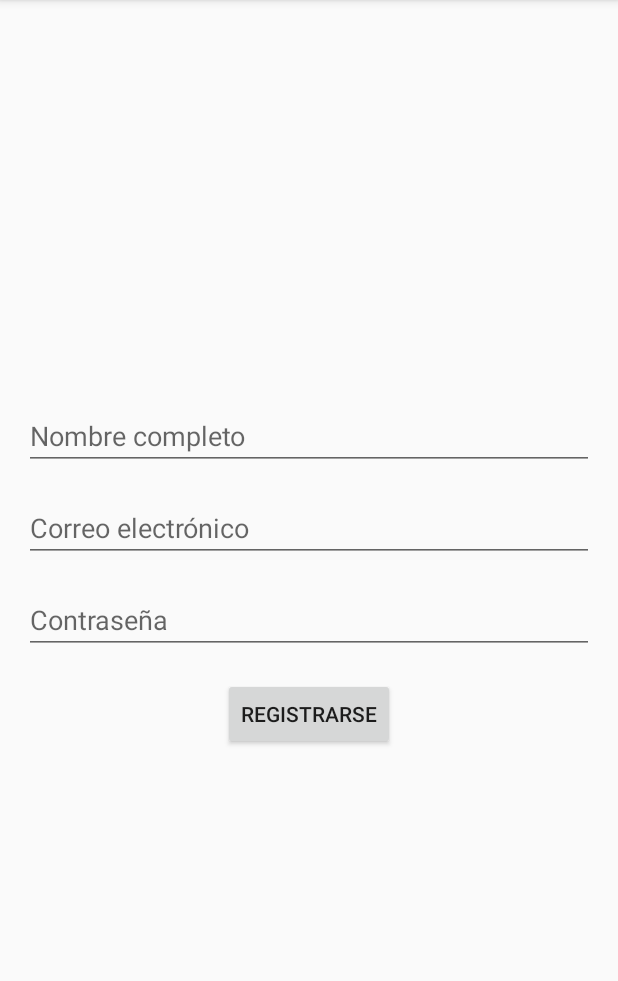
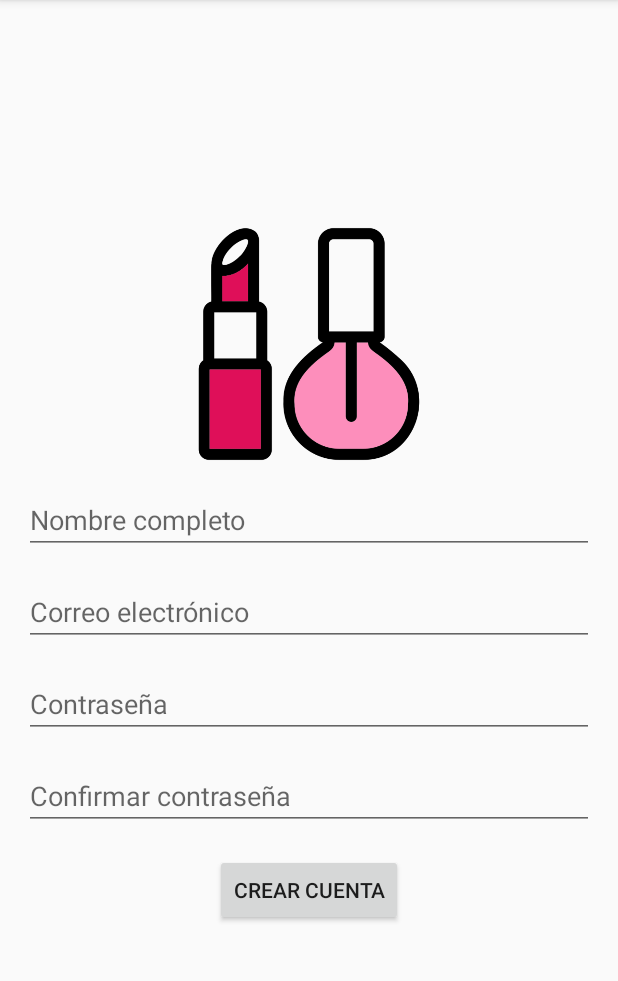
Before and after one commit to Anne0w0/Proyecto_Integral, an Android app: the RegistroFragment screen opened through its navigation route, on a phone screen of 412 x 824 dp, the part 84-1065 px from its top. Run offline under Robolectric (Android 15) with nearby library versions, the phone set to English and light mode, and no system bars; our stand-ins replace Firebase (no records; nobody signed in at launch, a user with empty details on screens opened directly).

Commit message:
segundo avance

```diff
--- a/AppStore/app/src/main/java/com/example/appstore/RegistroFragment.kt
+++ b/AppStore/app/src/main/java/com/example/appstore/RegistroFragment.kt
@@ -6,16 +6,36 @@ import android.view.LayoutInflater
 import android.view.View
 import android.view.ViewGroup
 import android.widget.Button
+import android.widget.EditText
+import android.widget.Toast
 import androidx.navigation.fragment.findNavController
+import com.google.firebase.auth.FirebaseAuth
+import com.google.firebase.auth.ktx.auth
+import com.google.firebase.ktx.Firebase
 
 
 class RegistroFragment : Fragment(R.layout.fragment_registro) {
+    private lateinit var firebaseAuth: FirebaseAuth
     override fun onViewCreated(view: View, savedInstanceState: Bundle?) {
         super.onViewCreated(view, savedInstanceState)
 
+        val txtName = requireView().findViewById<EditText>(R.id.txtName)
+        val txtEmail = requireView().findViewById<EditText>(R.id.txtEmail)
+        val txtPass1 = requireView().findViewById<EditText>(R.id.txtPass)
+        val txtPass2 = requireView().findViewById<EditText>(R.id.txtConfPass)
         val btnReg = requireView().findViewById<Button>(R.id.btnReg)
 
+        firebaseAuth = Firebase.auth
+
         btnReg.setOnClickListener {
+
+            var pass1 = txtPass1.text.toString()
+            var pass2 = txtPass2.text.toString()
+            if (pass1.equals(pass2)){
+
+            }else{
+                //Toast.makeText(baseContext, "Error: los passwords no coinciden")
+            }
             findNavController().navigate(R.id.action_registroFragment_to_loginFragment)
         }
     }
--- a/AppStore/app/src/main/res/layout/fragment_registro.xml
+++ b/AppStore/app/src/main/res/layout/fragment_registro.xml
@@ -3,17 +3,26 @@
     xmlns:tools="http://schemas.android.com/tools"
     android:layout_width="match_parent"
     android:layout_height="match_parent"
+    xmlns:app="http://schemas.android.com/apk/res-auto"
     tools:context=".RegistroFragment">
 
-    <LinearLayout xmlns:android="http://schemas.android.com/apk/res/android"
+    <LinearLayout
         android:layout_width="match_parent"
         android:layout_height="match_parent"
         android:orientation="vertical"
         android:gravity="center"
         android:padding="16dp">
 
+        <ImageView
+            android:layout_width="172dp"
+            android:layout_height="157dp"
+            android:layout_marginBottom="16dp"
+            android:contentDescription="logo Icon"
+            app:srcCompat="@drawable/belleza" />
+
+
         <EditText
-            android:id="@+id/editTextFullName"
+            android:id="@+id/txtName"
             android:layout_width="match_parent"
             android:layout_height="wrap_content"
             android:hint="Nombre completo"
@@ -21,7 +30,7 @@
             android:layout_marginBottom="16dp" />
 
         <EditText
-            android:id="@+id/editTextEmail"
+            android:id="@+id/txtEmail"
             android:layout_width="match_parent"
             android:layout_height="wrap_content"
             android:hint="Correo electrónico"
@@ -29,10 +38,18 @@
             android:layout_marginBottom="16dp" />
 
         <EditText
-            android:id="@+id/editTextPassword"
+            android:id="@+id/txtPass"
             android:layout_width="match_parent"
             android:layout_height="wrap_content"
             android:hint="Contraseña"
+            android:inputType="textPassword"
+            android:layout_marginBottom="16dp" />
+
+        <EditText
+            android:id="@+id/txtConfPass"
+            android:layout_width="match_parent"
+            android:layout_height="wrap_content"
+            android:hint="Confirmar contraseña"
             android:inputType="textPassword"
             android:layout_marginBottom="16dp" />
 
@@ -40,7 +57,7 @@
             android:id="@+id/btnReg"
             android:layout_width="wrap_content"
             android:layout_height="wrap_content"
-            android:text="Registrarse" />
+            android:text="Crear cuenta" />
 
     </LinearLayout>
 
```
Also changed, not shown: AppStore/app/src/main/res/drawable/belleza.png (added).
